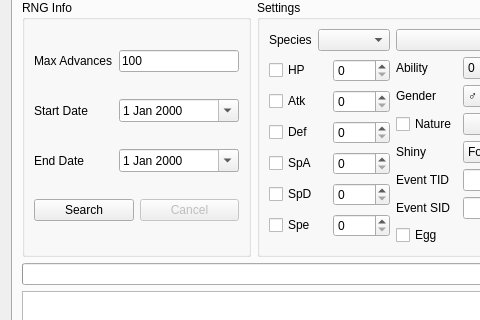
Qt form Forms/Gen5/Event5.ui (Admiral-Fish/PokeFinder) before a commit; both pictures show x 0 to 480 and y 143 to 463 of the 1200 by 700 pixel window.
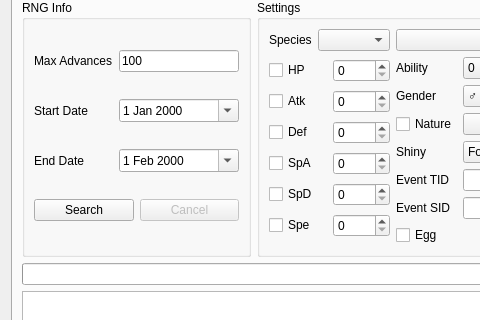
The same form after that commit. The open tabs and pages were chosen to show the change. Custom widgets are drawn as their Qt base class.

The edit to the form file:
```diff
--- a/Forms/Gen5/Event5.ui
+++ b/Forms/Gen5/Event5.ui
@@ -957,6 +957,36 @@
           </item>
           <item row="2" column="1">
            <widget class="QDateEdit" name="dateEditSearcherEndDate">
+            <property name="dateTime">
+             <datetime>
+              <hour>0</hour>
+              <minute>0</minute>
+              <second>0</second>
+              <year>2000</year>
+              <month>2</month>
+              <day>1</day>
+             </datetime>
+            </property>
+            <property name="maximumDateTime">
+             <datetime>
+              <hour>23</hour>
+              <minute>59</minute>
+              <second>59</second>
+              <year>2099</year>
+              <month>12</month>
+              <day>31</day>
+             </datetime>
+            </property>
+            <property name="minimumDateTime">
+             <datetime>
+              <hour>0</hour>
+              <minute>0</minute>
+              <second>0</second>
+              <year>2000</year>
+              <month>1</month>
+              <day>1</day>
+             </datetime>
+            </property>
             <property name="calendarPopup">
              <bool>true</bool>
             </property>
```
Left out of the diff: 20 changed lines with no effect on the pictures.
